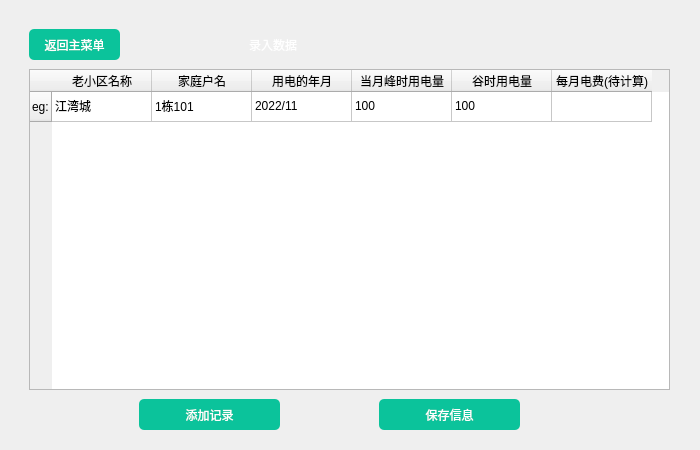
RongjunZhou/ElecSys, file ElecSystem/Employee.ui: the form before one commit.
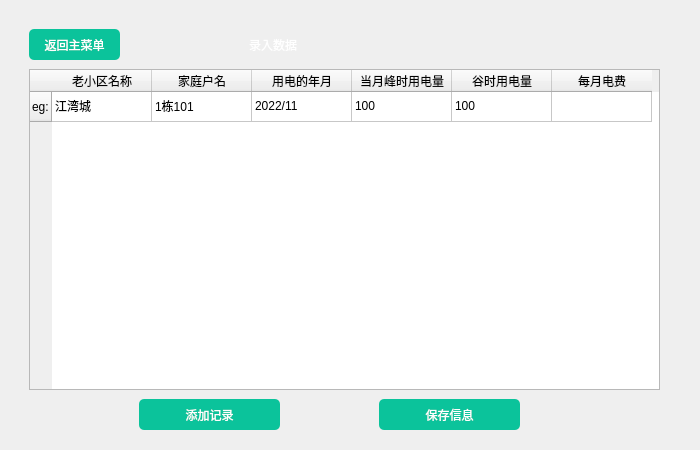
The form after the commit. The open tabs and pages were chosen to show the change. Icons and pictures are not drawn.

```diff
--- a/ElecSystem/Employee.ui
+++ b/ElecSystem/Employee.ui
@@ -207,7 +207,7 @@
          <rect>
           <x>20</x>
           <y>60</y>
-          <width>641</width>
+          <width>631</width>
           <height>321</height>
          </rect>
         </property>
@@ -243,7 +243,7 @@
         </column>
         <column>
          <property name="text">
-          <string>每月电费(待计算)</string>
+          <string>每月电费</string>
          </property>
         </column>
         <item row="0" column="0">
```
